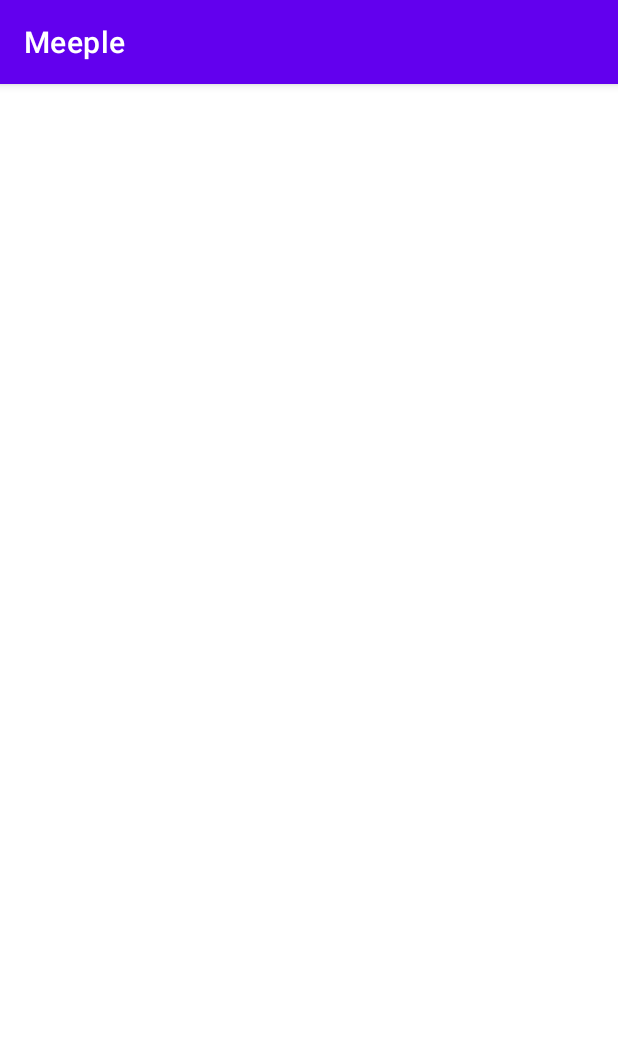
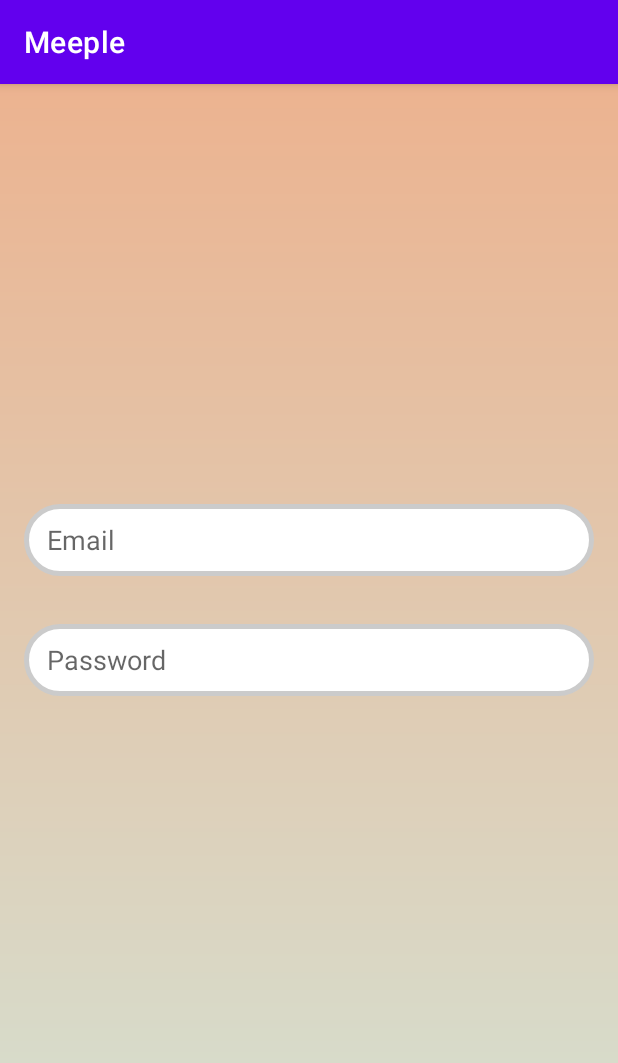
Before and after one commit to SemyonShakurov/Meeple, an Android app: the screen it shows after launch (AuthenticationActivity before the commit, AuthorizationActivity after it), on a phone screen of 412 x 824 dp. Shown: the top 1063 px of the screen. Run offline under Robolectric (Android 15) with nearby library versions, the phone set to English and light mode, and no system bars.

Commit message:
Added email and password views

```diff
--- a/app/src/main/AndroidManifest.xml
+++ b/app/src/main/AndroidManifest.xml
@@ -9,7 +9,7 @@
         android:roundIcon="@mipmap/ic_launcher_round"
         android:supportsRtl="true"
         android:theme="@style/Theme.Meeple">
-        <activity android:name=".AuthenticationActivity">
+        <activity android:name=".AuthorizationActivity">
             <intent-filter>
                 <action android:name="android.intent.action.MAIN" />
 
--- a/app/src/main/java/com/mscorp/meeple/AuthenticationActivity.kt
+++ b/app/src/main/java/com/mscorp/meeple/AuthorizationActivity.kt
@@ -3,10 +3,10 @@ package com.mscorp.meeple
 import androidx.appcompat.app.AppCompatActivity
 import android.os.Bundle
 
-class AuthenticationActivity : AppCompatActivity() {
+class AuthorizationActivity : AppCompatActivity() {
 
     override fun onCreate(savedInstanceState: Bundle?) {
         super.onCreate(savedInstanceState)
-        setContentView(R.layout.activity_authentication)
+        setContentView(R.layout.activity_authorization)
     }
 }
--- /dev/null
+++ b/app/src/main/res/drawable/authentification_background_gradient.xml
@@ -0,0 +1,8 @@
+<?xml version="1.0" encoding="utf-8"?>
+<shape xmlns:android="http://schemas.android.com/apk/res/android"
+    android:shape="rectangle">
+    <gradient
+        android:startColor="@color/orange_light"
+        android:endColor="@color/green_light"
+        android:angle="270"/>
+</shape>
--- /dev/null
+++ b/app/src/main/res/drawable/view_rounded_corners.xml
@@ -0,0 +1,13 @@
+<?xml version="1.0" encoding="utf-8"?>
+<shape xmlns:android="http://schemas.android.com/apk/res/android">
+    <solid android:color="@color/white" />
+    <stroke
+        android:width="3dp"
+        android:color="@color/grey" />
+    <corners android:radius="50dp" />
+    <padding
+        android:bottom="0dp"
+        android:left="0dp"
+        android:right="0dp"
+        android:top="0dp" />
+</shape>
--- a/app/src/main/res/layout/activity_authentication.xml
+++ /dev/null
@@ -1,7 +0,0 @@
-<?xml version="1.0" encoding="utf-8"?>
-<androidx.constraintlayout.widget.ConstraintLayout xmlns:android="http://schemas.android.com/apk/res/android"
-    xmlns:app="http://schemas.android.com/apk/res-auto"
-    xmlns:tools="http://schemas.android.com/tools"
-    android:layout_width="match_parent"
-    android:layout_height="match_parent"
-    tools:context=".AuthenticationActivity"/>
--- /dev/null
+++ b/app/src/main/res/layout/activity_authorization.xml
@@ -0,0 +1,43 @@
+<?xml version="1.0" encoding="utf-8"?>
+<androidx.constraintlayout.widget.ConstraintLayout xmlns:android="http://schemas.android.com/apk/res/android"
+    xmlns:app="http://schemas.android.com/apk/res-auto"
+    android:layout_width="match_parent"
+    android:layout_height="match_parent"
+    android:background="@drawable/authentification_background_gradient"
+    android:orientation="horizontal">
+
+    <EditText
+        android:id="@+id/editTextTextPassword"
+        android:layout_width="match_parent"
+        android:layout_height="48dp"
+        android:layout_marginStart="16dp"
+        android:layout_marginEnd="16dp"
+        android:autofillHints="Password"
+        android:background="@drawable/view_rounded_corners"
+        android:hint="@string/hint_password"
+        android:inputType="textPassword"
+        android:paddingStart="15dp"
+        android:paddingEnd="15dp"
+        app:layout_constraintBottom_toBottomOf="parent"
+        app:layout_constraintEnd_toEndOf="parent"
+        app:layout_constraintStart_toStartOf="parent"
+        app:layout_constraintTop_toTopOf="parent" />
+
+    <EditText
+        android:id="@+id/editTextTextEmailAddress"
+        android:layout_width="match_parent"
+        android:layout_height="48dp"
+        android:layout_marginStart="16dp"
+        android:layout_marginEnd="16dp"
+        android:layout_marginBottom="32dp"
+        android:autofillHints="Email"
+        android:background="@drawable/view_rounded_corners"
+        android:hint="@string/hint_email"
+        android:inputType="textEmailAddress"
+        android:paddingStart="15dp"
+        android:paddingEnd="15dp"
+        app:layout_constraintBottom_toTopOf="@+id/editTextTextPassword"
+        app:layout_constraintEnd_toEndOf="parent"
+        app:layout_constraintStart_toStartOf="parent" />
+
+</androidx.constraintlayout.widget.ConstraintLayout>
--- a/app/src/main/res/values/colors.xml
+++ b/app/src/main/res/values/colors.xml
@@ -7,4 +7,8 @@
     <color name="teal_700">#FF018786</color>
     <color name="black">#FF000000</color>
     <color name="white">#FFFFFFFF</color>
+    <!-- added colors -->
+    <color name="orange_light">#ECB390</color>
+    <color name="green_light">#D4E2D4</color>
+    <color name="grey">#CBCBCB</color>
 </resources>
--- a/app/src/main/res/values/strings.xml
+++ b/app/src/main/res/values/strings.xml
@@ -1,3 +1,5 @@
 <resources>
     <string name="app_name">Meeple</string>
+    <string name="hint_password">Password</string>
+    <string name="hint_email">Email</string>
 </resources>
```
